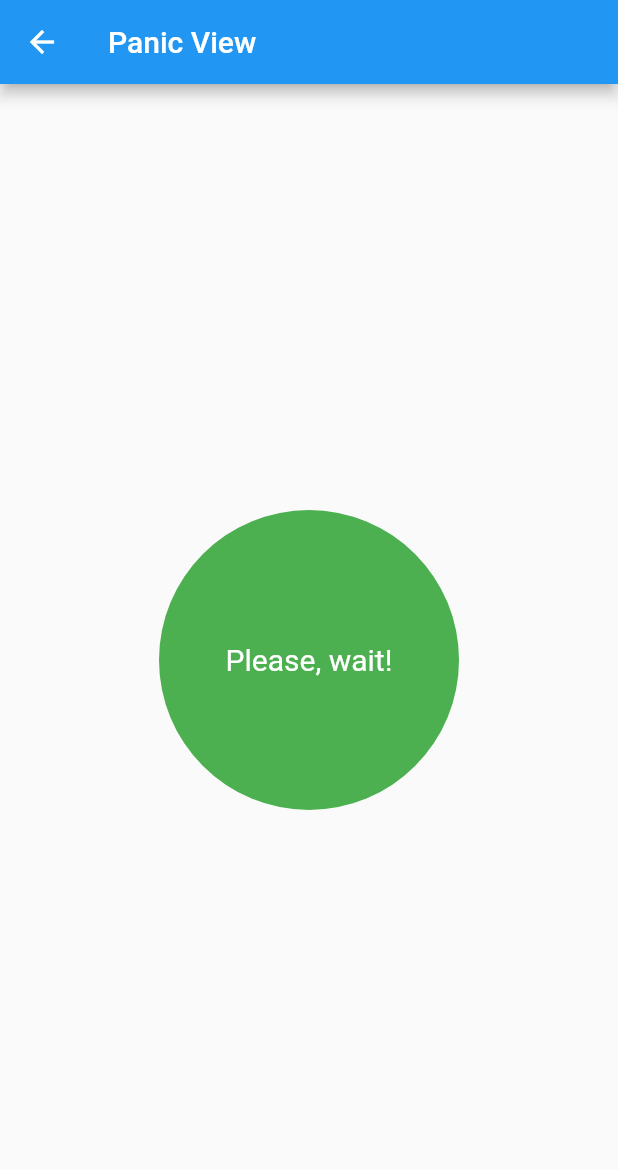
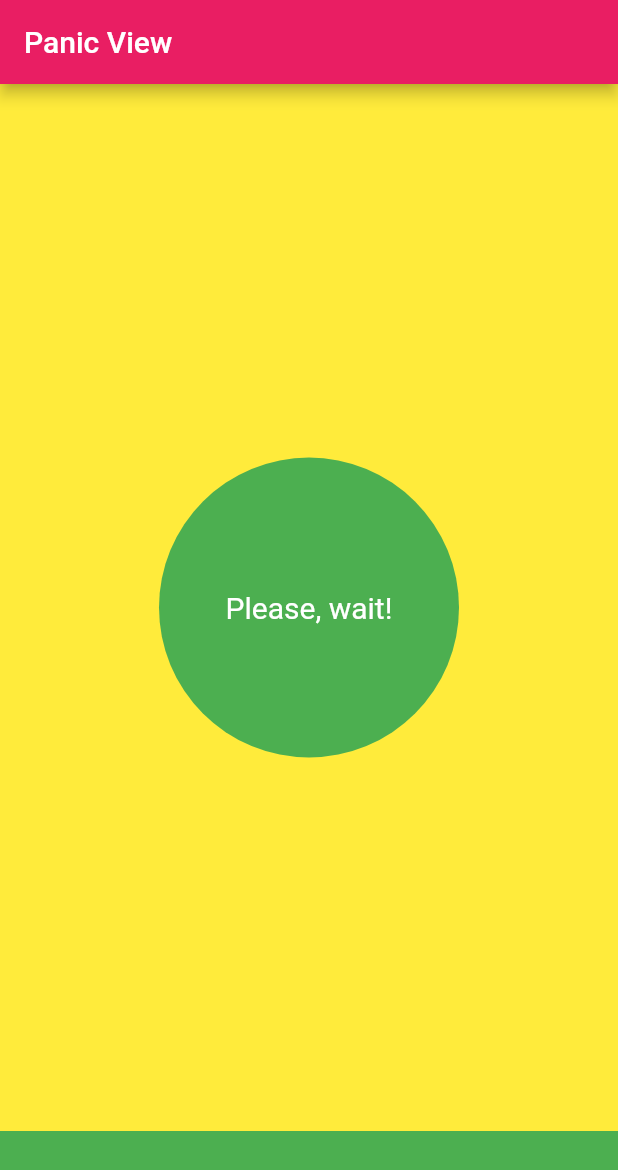
Before and after one commit to codekaze/state_management_tutorial, a Flutter app: the PanicView screen opened directly, after a tap on "Help", on a phone screen of 412 x 824 dp. Shown: the top 1170 px of the screen. Run offline on Flutter 3.47's test engine with Material 2 defaults, Android fonts, the phone set to English and light mode, and no system bars; our stand-ins replace get.

Commit message:
Mon, Apr 12, 09:26:04

```diff
--- a/lib/main.dart
+++ b/lib/main.dart
@@ -1,6 +1,7 @@
 import 'package:flutter/material.dart';
 import 'package:get/get.dart';
 import 'package:tutorial/home/view/home_view.dart';
+import 'package:tutorial/login.dart';
 import 'package:tutorial/panic/panic.dart';
 import 'package:tutorial/panic/stateless_panic.dart';
 
@@ -8,6 +9,6 @@ void main() {
   runApp(GetMaterialApp(
     debugShowCheckedModeBanner: false,
     defaultTransition: Transition.fade,
-    home: StatelessPanicView(),
+    home: PanicView(),
   ));
 }
--- a/lib/panic/panic.dart
+++ b/lib/panic/panic.dart
@@ -22,12 +22,35 @@ class _PanicViewState extends State<PanicView> {
 
   @override
   Widget build(BuildContext context) {
+    // return Container(
+    //   color: Colors.white,
+    //   child: Column(
+    //     children: [
+    //       Container(
+    //         height: 80.0,
+    //         color: Colors.blue,
+    //       ),
+    //       Expanded(
+    //         child: Container(
+    //           color: Colors.yellow,
+    //         ),
+    //       ),
+    //       Container(
+    //         height: 80.0,
+    //         color: Colors.green,
+    //       ),
+    //     ],
+    //   ),
+    // );
     return Scaffold(
       appBar: AppBar(
+        backgroundColor: Colors.pink,
         title: Text("Panic View"),
       ),
       body: Container(
+        color: Colors.yellow,
         width: Get.width,
+        // width: MediaQuery.of(context).size.width,
         child: Column(
           crossAxisAlignment: CrossAxisAlignment.center,
           mainAxisAlignment: MainAxisAlignment.center,
@@ -38,6 +61,11 @@ class _PanicViewState extends State<PanicView> {
                   color = Colors.green;
                   label = "Please, wait!";
                   setState(() {});
+
+                  setState(() {
+                    color = Colors.green;
+                    label = "Please, wait!";
+                  });
                 } else if (color == Colors.green) {
                   color = Colors.red;
                   label = "Help";
@@ -56,6 +84,10 @@ class _PanicViewState extends State<PanicView> {
           ],
         ),
       ),
+      bottomNavigationBar: Container(
+        height: 70.0,
+        color: Colors.green,
+      ),
     );
   }
 }
```
Also changed, not shown: lib/login.dart (added, +18 -0 lines).
